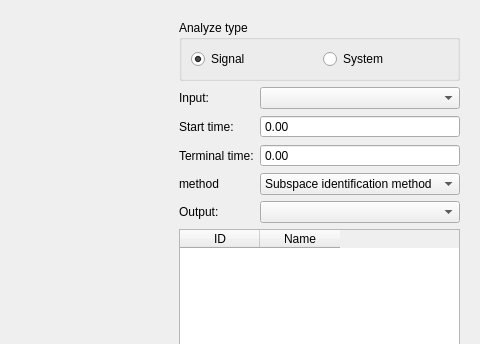
This is FrontEnd/ui/dftdialog.ui in TheKaramazovBrothers/SevDrvExpSys as Qt 5 draws it before an edit; both pictures show x 252 to 732 and y 0 to 344 of the 732 by 586 pixel window. The edited form follows.
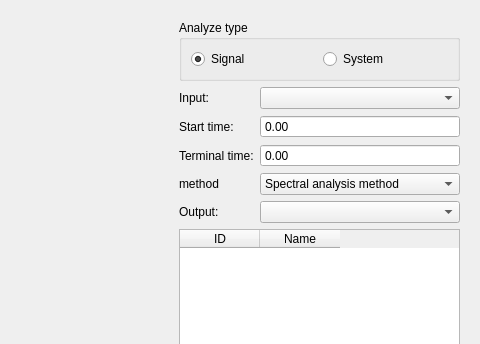
This is the edited form. Custom widgets are drawn as their Qt base class.

Commit message: story for periodGram method

Diff of the .ui file:
```diff
--- a/FrontEnd/ui/dftdialog.ui
+++ b/FrontEnd/ui/dftdialog.ui
@@ -116,8 +116,13 @@
         <item row="3" column="1">
          <widget class="QComboBox" name="comboBox_fft_method">
           <property name="currentIndex">
-           <number>1</number>
+           <number>0</number>
           </property>
+          <item>
+           <property name="text">
+            <string>Spectral analysis method</string>
+           </property>
+          </item>
           <item>
            <property name="text">
             <string>Orthogonal correlation analysis</string>
```
The commit also changes 9 other files.
